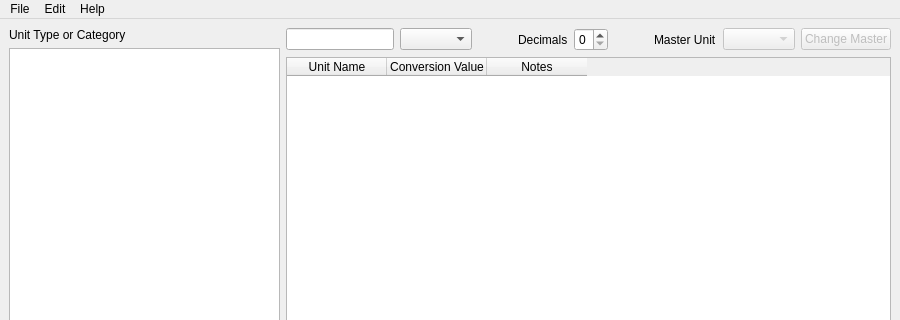
fjpereny/konverter, file datatablewindow.ui: the form before one commit; both pictures show x 0 to 900 and y 0 to 320 of the 900 by 600 pixel window.
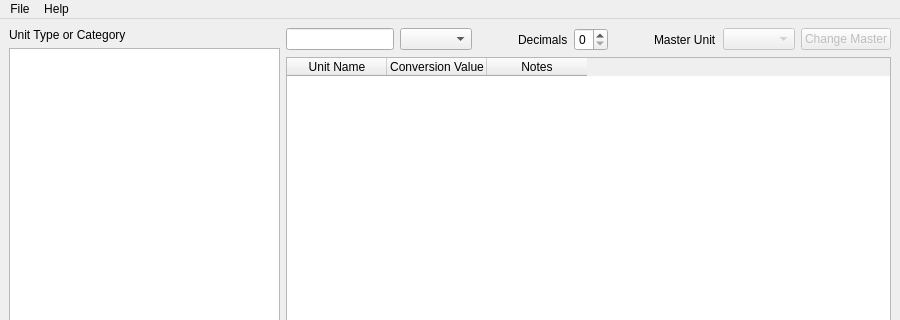
The form after the commit. Icons and pictures are not drawn.

Commit message: Add Wiki image.

```diff
--- a/datatablewindow.ui
+++ b/datatablewindow.ui
@@ -261,13 +261,6 @@
     <addaction name="separator"/>
     <addaction name="actionClose"/>
    </widget>
-   <widget class="QMenu" name="menuEdit">
-    <property name="title">
-     <string>Edit</string>
-    </property>
-    <addaction name="separator"/>
-    <addaction name="separator"/>
-   </widget>
    <widget class="QMenu" name="menuHelp">
     <property name="title">
      <string>Help</string>
@@ -275,7 +268,6 @@
     <addaction name="actionAbout"/>
    </widget>
    <addaction name="menuFile"/>
-   <addaction name="menuEdit"/>
    <addaction name="menuHelp"/>
   </widget>
   <widget class="QStatusBar" name="statusbar">
```
The commit also changes 2 other files.
